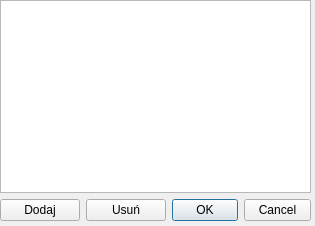
Above: ui/channel_favourites.ui from gitter-badger/simplechatclient before the change. Below: the same form after it.
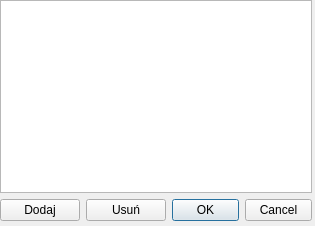
That is the form after the change. Icons and pictures are not drawn.

What changed in the file:
```diff
--- a/ui/channel_favourites.ui
+++ b/ui/channel_favourites.ui
@@ -34,7 +34,7 @@
     <rect>
      <x>0</x>
      <y>0</y>
-     <width>311</width>
+     <width>312</width>
      <height>221</height>
     </rect>
    </property>
```
Left out of the diff: 2 changed lines with no effect on the pictures.
